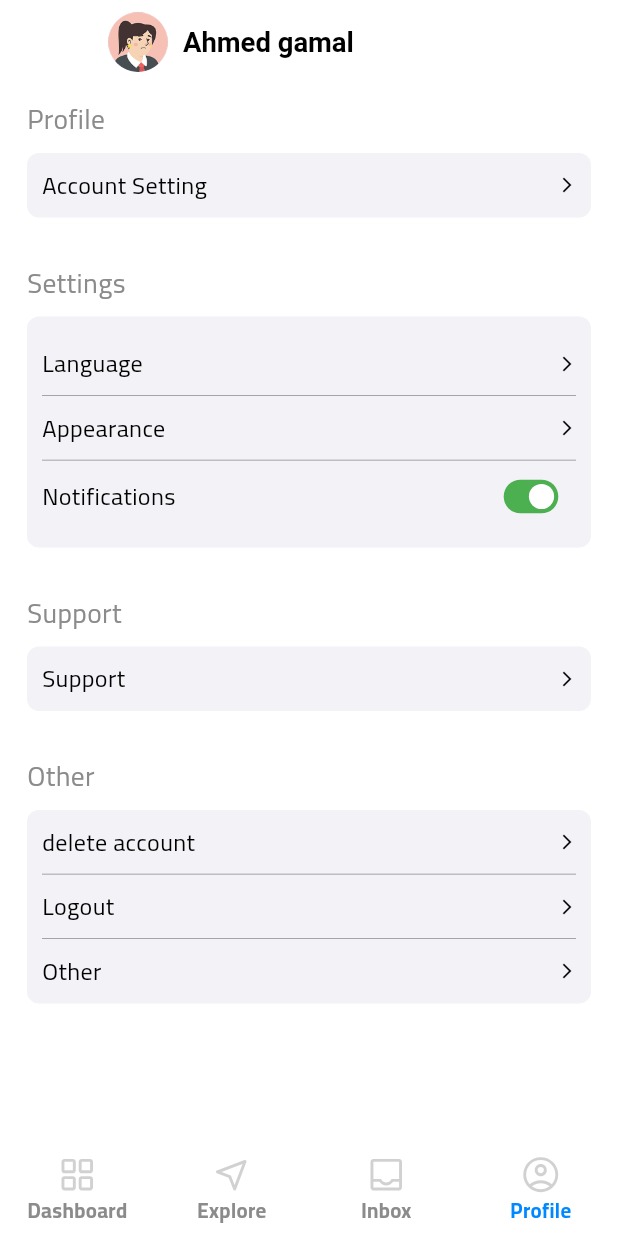
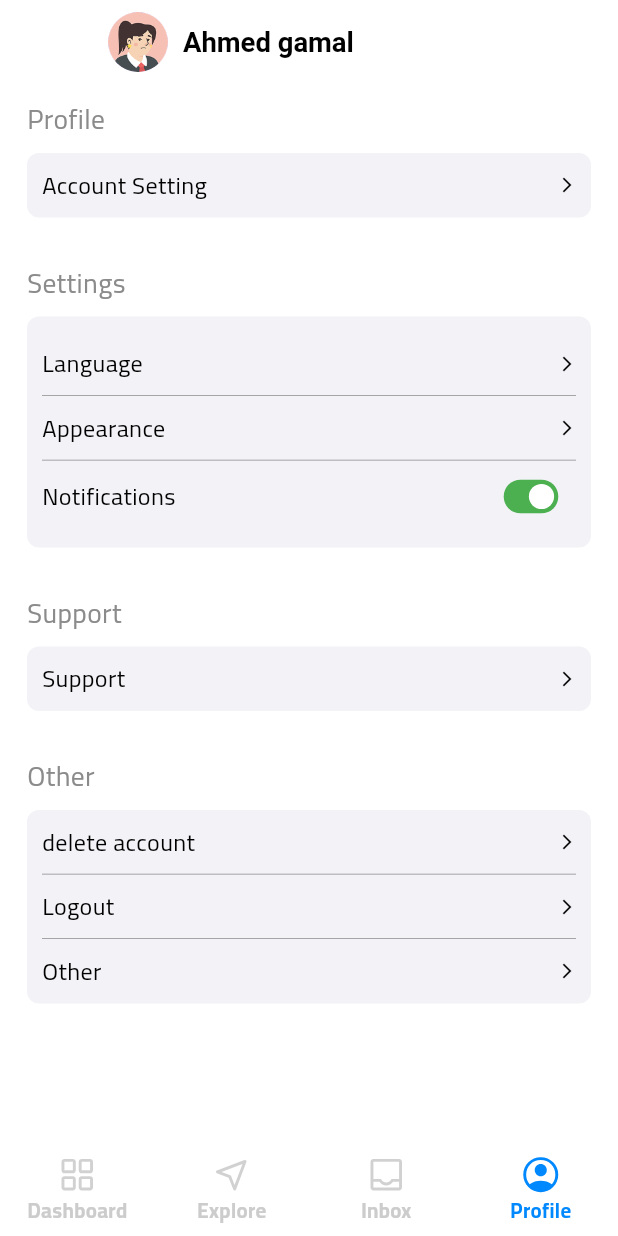
Before and after one commit to ahmedgamalfouad155/Class-One, a Flutter app: the NavBarViewBody screen opened directly, item 4 of the bottom bar chosen, on a phone screen of 412 x 824 dp. Run offline on Flutter 3.47's test engine with Material 3 defaults, Android fonts, the light colour scheme and no system bars; our stand-ins replace cloud_firestore, country_picker, dio, firebase_auth, firebase_core, firebase_messaging and 12 more; missing offline and left inert: screen_protector, syncfusion_flutter_pdfviewer, webview_flutter_android, webview_flutter_wkwebview; accounts and stored records are empty.

Commit message:
refactor explore view add icons
Signed-off-by: ahmedgfouad <ahmedgfouad2020@gmail.com>

```diff
--- a/lib/core/theme/colors.dart
+++ b/lib/core/theme/colors.dart
@@ -13,6 +13,7 @@ class AppColors extends ThemeExtension<AppColors> {
   final Color grey;
   final Color grayBackground;
   final Color grayBackgroundTextFiled;
+  final Color grayNavBar;
   final Color black;
 
   const AppColors({
@@ -23,6 +24,7 @@ class AppColors extends ThemeExtension<AppColors> {
     required this.grey,
     required this.grayBackground,
     required this.grayBackgroundTextFiled,
+    required this.grayNavBar,
     required this.black,
   });
 
@@ -35,6 +37,7 @@ class AppColors extends ThemeExtension<AppColors> {
     Color? grey,
     Color? grayBackground,
     Color? grayBackgroundTextFiled,
+    Color? grayNavBar,
     Color? black,
   }) {
     return AppColors(
@@ -46,6 +49,7 @@ class AppColors extends ThemeExtension<AppColors> {
       grayBackground: grayBackground ?? this.grayBackground,
       grayBackgroundTextFiled:
           grayBackgroundTextFiled ?? this.grayBackgroundTextFiled,
+          grayNavBar: grayNavBar ?? this.grayNavBar,
       black: black ?? this.black,
     );
   }
@@ -65,6 +69,7 @@ class AppColors extends ThemeExtension<AppColors> {
         other.grayBackgroundTextFiled,
         t,
       )!,
+      grayNavBar: Color.lerp(grayNavBar, other.grayNavBar, t)!,
       black: Color.lerp(black, other.black, t)!,
     );
   }
--- a/lib/core/theme/thems.dart
+++ b/lib/core/theme/thems.dart
@@ -25,6 +25,7 @@ final lightTheme = ThemeData(
       grey: Color(0xff8b8b8b),
       grayBackground : Color(0xfff2f2f7),
       grayBackgroundTextFiled : Color(0xfff4f4f5),
+      grayNavBar : Color(0xffcccccc),
       black: Color.fromARGB(255, 0, 0, 0),
     ),
   ],
@@ -43,6 +44,7 @@ final darkTheme = ThemeData(
       grey: Color(0xff666666),
       grayBackground : Color(0xfff2f2f7),
       grayBackgroundTextFiled : Color(0xfff4f4f5),
+      grayNavBar : Color(0xffcccccc),
       black: Color(0xff4CAF50),
     ),
   ],
--- a/lib/features/nav_bar/presentation/view/widgets/nav_bar_view_body.dart
+++ b/lib/features/nav_bar/presentation/view/widgets/nav_bar_view_body.dart
@@ -50,7 +50,7 @@ class _NavBarViewBodyState extends State<NavBarViewBody> {
               backgroundColor: context.appColors.white,
               elevation: 0,
               selectedItemColor: context.appColors.blue,
-              unselectedItemColor: context.appColors.grey,
+              unselectedItemColor: context.appColors.grayNavBar,
               selectedLabelStyle: AppStyles.textStyle12(
                 context,
               ).copyWith(fontWeight: FontWeight.bold),
@@ -61,7 +61,7 @@ class _NavBarViewBodyState extends State<NavBarViewBody> {
                 BottomNavigationBarItem(
                   icon: SvgPicture.asset(
                     navBarCubit.currentIndex == 0
-                        ? AppImages.dashBoard1
+                        ? AppImages.dashBoard2
                         : AppImages.dashBoard1,
                   ),
                   label: "Dashboard",
@@ -69,7 +69,7 @@ class _NavBarViewBodyState extends State<NavBarViewBody> {
                 BottomNavigationBarItem(
                   icon: SvgPicture.asset(
                     navBarCubit.currentIndex == 1
-                        ? AppImages.explore1
+                        ? AppImages.explore2
                         : AppImages.explore1,
                   ),
                   label: "Explore",
@@ -77,7 +77,7 @@ class _NavBarViewBodyState extends State<NavBarViewBody> {
                 BottomNavigationBarItem(
                   icon: SvgPicture.asset(
                     navBarCubit.currentIndex == 2
-                        ? AppImages.inBox1
+                        ? AppImages.inBox2
                         : AppImages.inBox1,
                   ),
                   label: "Inbox",
@@ -85,7 +85,7 @@ class _NavBarViewBodyState extends State<NavBarViewBody> {
                 BottomNavigationBarItem(
                   icon: SvgPicture.asset(
                     navBarCubit.currentIndex == 3
-                        ? AppImages.you1
+                        ? AppImages.you2
                         : AppImages.you1,
                   ),
                   label: "Profile",
```
